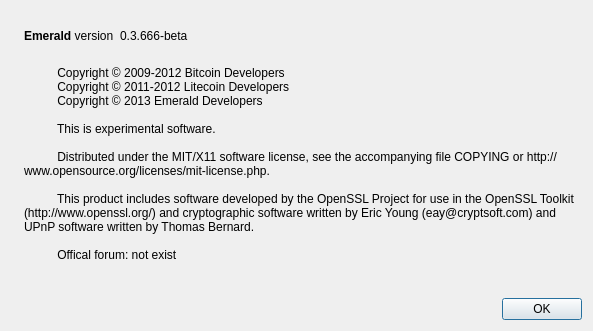
This is src/qt/forms/aboutdialog.ui in Emerald-Crypto/emerald as Qt 5 draws it before an edit. The edited form follows.
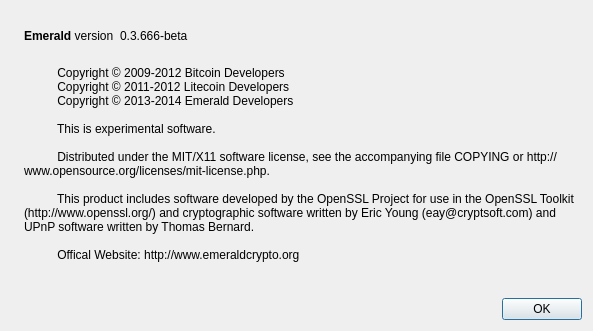
This is the edited form. Icons and pictures are not drawn.

```diff
--- a/src/qt/forms/aboutdialog.ui
+++ b/src/qt/forms/aboutdialog.ui
@@ -97,7 +97,7 @@
         <string>
           Copyright © 2009-2012 Bitcoin Developers
           Copyright © 2011-2012 Litecoin Developers
-          Copyright © 2013 Emerald Developers
+          Copyright © 2013-2014 Emerald Developers
 
           This is experimental software.
 
@@ -105,7 +105,7 @@
 
           This product includes software developed by the OpenSSL Project for use in the OpenSSL Toolkit (http://www.openssl.org/) and cryptographic software written by Eric Young (eay@cryptsoft.com) and UPnP software written by Thomas Bernard.
 
-          Offical forum: not exist
+          Offical Website: http://www.emeraldcrypto.org
         </string>
        </property>
        <property name="wordWrap">
```
